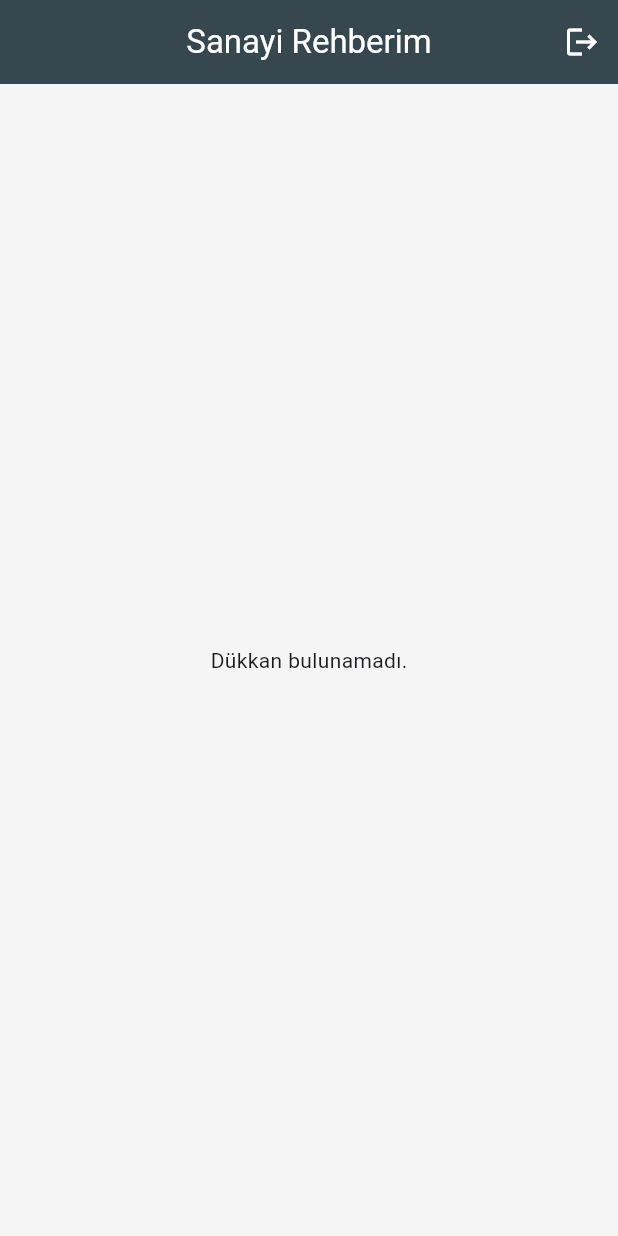
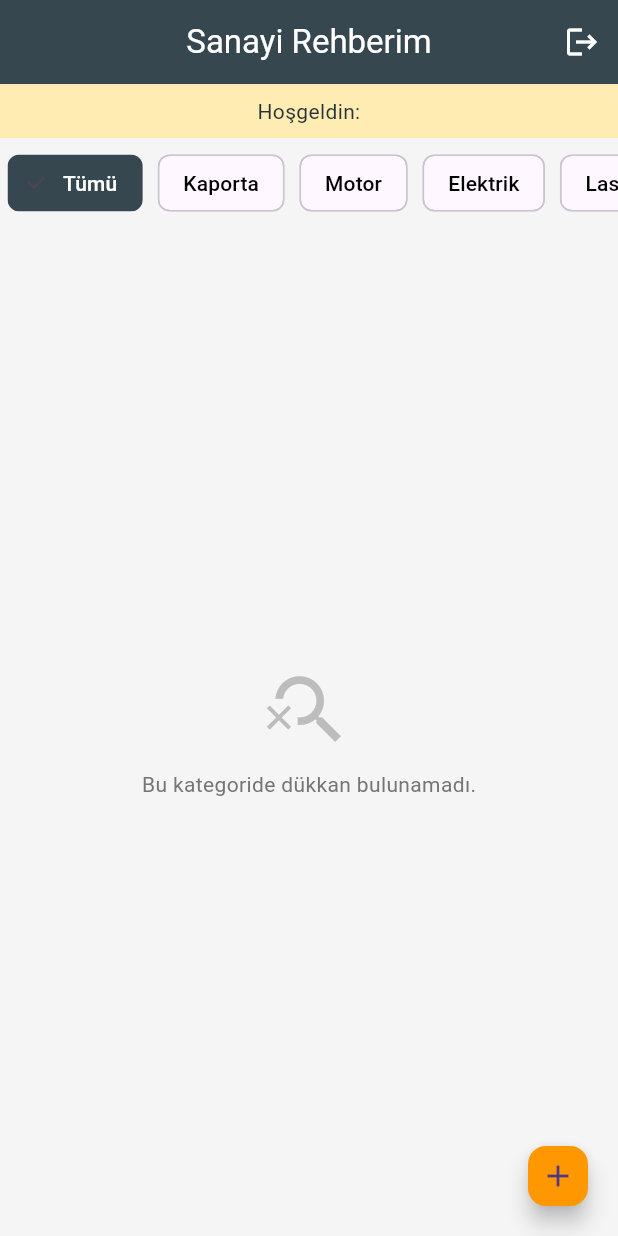
Before and after one commit to ArdaDuran7/SanayiRehberim, a Flutter app: the screen it shows once a user with an empty profile is signed in, on a phone screen of 412 x 824 dp. Run offline on Flutter 3.47's test engine with Material 3 defaults, Android fonts, the phone set to English and light mode, and no system bars; our stand-ins replace cloud_firestore, firebase_auth, firebase_core; accounts and stored records are empty.

Commit message:
filteleme eklendi

```diff
--- a/lib/main.dart
+++ b/lib/main.dart
@@ -157,13 +157,51 @@ class _GirisKayitEkraniState extends State<GirisKayitEkrani> {
   }
 }
 
-// --- 3. ANA EKRAN (GÜNCELLENMİŞ: ÇIKIŞ BUTONU EKLENDİ) ---
-class MagazaListesiEkrani extends StatelessWidget {
+// --- 3. ANA EKRAN (KATEGORİ FİLTRELİ) ---
+class MagazaListesiEkrani extends StatefulWidget {
   const MagazaListesiEkrani({super.key});
 
   @override
+  State<MagazaListesiEkrani> createState() => _MagazaListesiEkraniState();
+}
+
+class _MagazaListesiEkraniState extends State<MagazaListesiEkrani> {
+  // Seçilen kategoriyi tutan değişken (Başlangıçta hepsi)
+  String secilenKategori = "Tümü";
+
+  // Sabit kategori listemiz (Bunları buton yapacağız)
+  final List<String> kategoriler = [
+    "Tümü",
+    "Kaporta",
+    "Motor",
+    "Elektrik",
+    "Lastik & Jant",
+    "Yedek Parça",
+    "Boya",
+    "Döşeme"
+  ];
+
+  // Demo veri ekleme fonksiyonu (Kategorilere uygun veriler)
+  Future<void> _demoVeriEkle() async {
+    final firestore = FirebaseFirestore.instance;
+    List<Map<String, dynamic>> ornekDukkanlar = [
+      {'isim': 'Yılmaz Oto Elektrik', 'kategori': 'Elektrik', 'adres': 'A Blok No:12', 'puan': 4.5},
+      {'isim': 'Şahin Motor Yenileme', 'kategori': 'Motor', 'adres': 'C Blok No:45', 'puan': 4.8},
+      {'isim': 'Demir Kaporta Boya', 'kategori': 'Kaporta', 'adres': 'B Blok No:22', 'puan': 3.9},
+      {'isim': 'Antalya Yedek Parça', 'kategori': 'Yedek Parça', 'adres': 'Giriş Kat No:1', 'puan': 5.0},
+      {'isim': 'Usta Rot Balans', 'kategori': 'Lastik & Jant', 'adres': 'D Blok No:8', 'puan': 4.2},
+      {'isim': 'Can Oto Boya', 'kategori': 'Boya', 'adres': 'F Blok No:5', 'puan': 4.7},
+      {'isim': 'Lüks Döşeme', 'kategori': 'Döşeme', 'adres': 'A Blok No:3', 'puan': 4.1},
+    ];
+
+    for (var dukkan in ornekDukkanlar) {
+      await firestore.collection('magazalar').add(dukkan);
+    }
+    ScaffoldMessenger.of(context).showSnackBar(const SnackBar(content: Text('Kategorili Demo Veriler Eklendi!'), backgroundColor: Colors.green));
+  }
+
+  @override
   Widget build(BuildContext context) {
-    // Giriş yapan kullanıcının e-postasını alalım
     final user = FirebaseAuth.instance.currentUser;
 
     return Scaffold(
@@ -173,35 +211,85 @@ class MagazaListesiEkrani extends StatelessWidget {
         backgroundColor: Colors.blueGrey.shade800,
         foregroundColor: Colors.white,
         actions: [
-          // ÇIKIŞ YAP BUTONU
           IconButton(
             icon: const Icon(Icons.logout),
-            onPressed: () {
-              FirebaseAuth.instance.signOut(); // Çıkış yapınca otomatik giriş ekranına atar
-            },
+            onPressed: () => FirebaseAuth.instance.signOut(),
           )
         ],
       ),
-      body: StreamBuilder<QuerySnapshot>(
-        stream: FirebaseFirestore.instance.collection('magazalar').snapshots(),
-        builder: (context, snapshot) {
-          if (snapshot.hasError) return Center(child: Text('Hata: ${snapshot.error}'));
-          if (snapshot.connectionState == ConnectionState.waiting) return const Center(child: CircularProgressIndicator());
-          if (!snapshot.hasData || snapshot.data!.docs.isEmpty) return const Center(child: Text('Dükkan bulunamadı.'));
-
-          final dukkanlar = snapshot.data!.docs;
-
-          return Column(
+      // Sağ alttaki buton (Veri yüklemek için)
+      floatingActionButton: FloatingActionButton.small(
+        onPressed: _demoVeriEkle,
+        backgroundColor: Colors.orange,
+        child: const Icon(Icons.add),
+      ),
+      body: Column(
         children: [
-              // Kullanıcı Bilgisi Çubuğu
+          // 1. KULLANICI BİLGİSİ
           Container(
             width: double.infinity,
             color: Colors.amber.shade100,
             padding: const EdgeInsets.all(8),
             child: Text("Hoşgeldin: ${user?.email ?? 'Misafir'}", textAlign: TextAlign.center, style: TextStyle(color: Colors.blueGrey.shade900)),
           ),
+
+          // 2. YATAY KATEGORİ LİSTESİ
+          Container(
+            height: 60,
+            padding: const EdgeInsets.symmetric(vertical: 10),
+            child: ListView.builder(
+              scrollDirection: Axis.horizontal, // Yana doğru kaydırma
+              itemCount: kategoriler.length,
+              itemBuilder: (context, index) {
+                final kategori = kategoriler[index];
+                final seciliMi = secilenKategori == kategori;
+
+                return Padding(
+                  padding: const EdgeInsets.symmetric(horizontal: 5),
+                  child: ChoiceChip(
+                    label: Text(kategori),
+                    selected: seciliMi,
+                    selectedColor: Colors.blueGrey.shade800,
+                    labelStyle: TextStyle(color: seciliMi ? Colors.white : Colors.black),
+                    onSelected: (bool selected) {
+                      setState(() {
+                        secilenKategori = kategori; // Seçilen kategoriyi güncelle
+                      });
+                    },
+                  ),
+                );
+              },
+            ),
+          ),
+
+          // 3. FİLTRELENMİŞ DÜKKAN LİSTESİ
           Expanded(
-                child: ListView.builder(
+            child: StreamBuilder<QuerySnapshot>(
+              // SORGUSU: Eğer 'Tümü' ise hepsini getir, değilse sadece seçilen kategoriyi getir.
+              stream: secilenKategori == "Tümü"
+                  ? FirebaseFirestore.instance.collection('magazalar').snapshots()
+                  : FirebaseFirestore.instance.collection('magazalar').where('kategori', isEqualTo: secilenKategori).snapshots(),
+
+              builder: (context, snapshot) {
+                if (snapshot.hasError) return Center(child: Text('Hata: ${snapshot.error}'));
+                if (snapshot.connectionState == ConnectionState.waiting) return const Center(child: CircularProgressIndicator());
+
+                if (!snapshot.hasData || snapshot.data!.docs.isEmpty) {
+                  return Center(
+                    child: Column(
+                      mainAxisAlignment: MainAxisAlignment.center,
+                      children: [
+                        Icon(Icons.search_off, size: 60, color: Colors.grey.shade400),
+                        const SizedBox(height: 10),
+                        Text('Bu kategoride dükkan bulunamadı.', style: TextStyle(color: Colors.grey.shade600)),
+                      ],
+                    ),
+                  );
+                }
+
+                final dukkanlar = snapshot.data!.docs;
+
+                return ListView.builder(
                   itemCount: dukkanlar.length,
                   padding: const EdgeInsets.all(10),
                   itemBuilder: (context, index) {
@@ -213,24 +301,32 @@ class MagazaListesiEkrani extends StatelessWidget {
                     double puan = (veri['puan'] ?? 0).toDouble();
 
                     return Card(
-                      elevation: 4,
+                      elevation: 3,
                       margin: const EdgeInsets.symmetric(vertical: 8),
                       child: ListTile(
-                        leading: CircleAvatar(backgroundColor: Colors.blueGrey.shade100, child: Icon(Icons.build, color: Colors.blueGrey.shade700)),
+                        leading: CircleAvatar(
+                          backgroundColor: Colors.blueGrey.shade100,
+                          // Kategoriye göre farklı ikon göstermek istersen burayı geliştirebiliriz
+                          child: const Icon(Icons.store, color: Colors.black54),
+                        ),
                         title: Text(isim, style: const TextStyle(fontWeight: FontWeight.bold)),
-                        subtitle: Text('$kategori - Puan: $puan'),
-                        trailing: const Icon(Icons.arrow_forward_ios, size: 16),
+                        subtitle: Text(kategori),
+                        trailing: Container(
+                          padding: const EdgeInsets.symmetric(horizontal: 8, vertical: 4),
+                          decoration: BoxDecoration(color: Colors.green.shade100, borderRadius: BorderRadius.circular(10)),
+                          child: Text("★ $puan", style: TextStyle(color: Colors.green.shade800, fontWeight: FontWeight.bold)),
+                        ),
                         onTap: () {
                           Navigator.push(context, MaterialPageRoute(builder: (context) => DukkanDetayEkrani(docId: docId, isim: isim, kategori: kategori, adres: adres, puan: puan)));
                         },
                       ),
                     );
                   },
+                );
+              },
             ),
           ),
         ],
-          );
-        },
       ),
     );
   }
```
Lines whose indentation alone changed are shown as unchanged.
